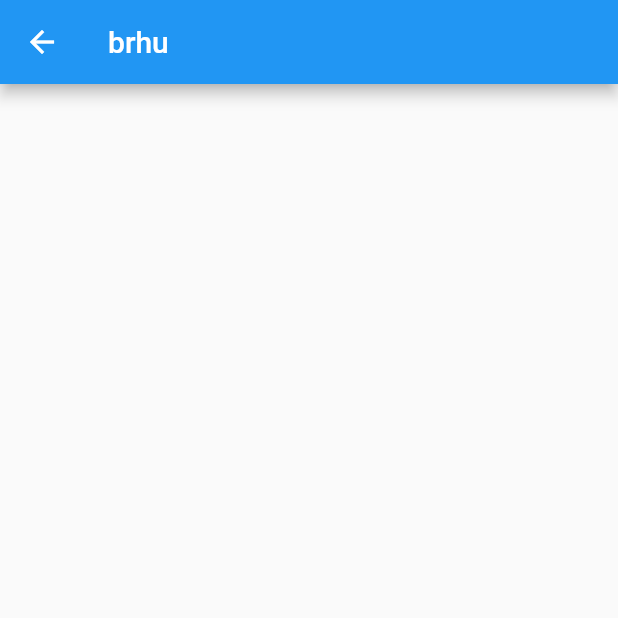
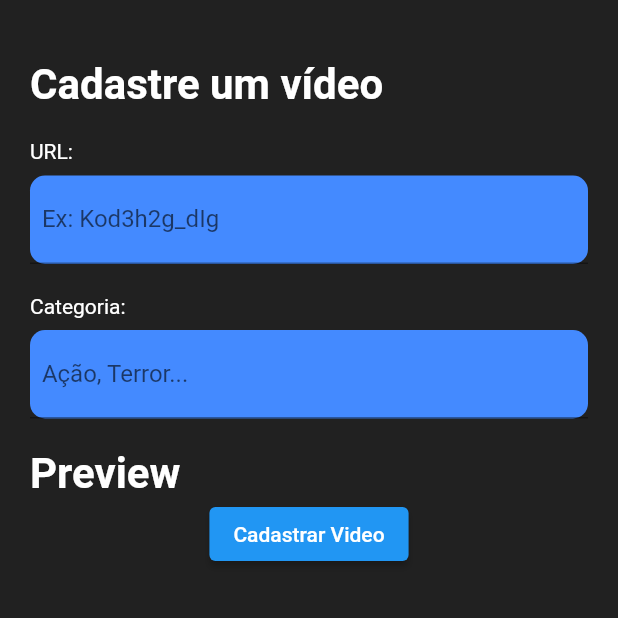
Before and after one commit to Gabrielcavd/mobflix, a Flutter app: the screen it shows after launch, after a tap on the "add" icon, on a phone screen of 412 x 824 dp, the top half of it. Run offline on Flutter 3.47's test engine with Material 2 defaults, Android fonts, the phone set to English and light mode, and no system bars; network calls fail.

```diff
--- a/lib/Widgets/categorie.dart
+++ b/lib/Widgets/categorie.dart
@@ -12,11 +12,11 @@ class categories extends StatelessWidget {
       margin: const EdgeInsets.symmetric(
           horizontal: 10, vertical: 2),
       padding: const EdgeInsets.symmetric(
-          vertical: 5, horizontal: 10),
+          vertical: 8, horizontal: 17),
       decoration: BoxDecoration(
           color: cor,
           borderRadius: BorderRadius.circular(10)),
-      child: Text(texto),
+      child: Text(texto, style: const TextStyle(color: Colors.white),),
     );
   }
 }
--- a/lib/Widgets/homePage.dart
+++ b/lib/Widgets/homePage.dart
@@ -1,9 +1,9 @@
+import 'package:challange_mobile_alura/Widgets/rowVideoCards.dart';
 import 'package:flutter/material.dart';
 import 'highlight.dart';
-import 'videoCard.dart';
-import 'categorie.dart';
 import 'videoRegistrationScreen.dart';
 import 'rowCategories.dart';
+
 
 class homePage extends StatelessWidget {
   const homePage({Key? key}) : super(key: key);
@@ -36,33 +36,13 @@ class homePage extends StatelessWidget {
         color: Colors.black87,
         child: SingleChildScrollView(
           child: Column(
-            children: [
-              const highlight(
+            children: const [
+              highlight(
                   url:
                       'https://img.youtube.com/vi/DotnJ7tTA34/maxresdefault.jpg'),
-              const rowCategories(),
-              Container(
-                padding: EdgeInsets.only(top: 5),
-                child: Column(
-                  children: const [
-                    videoCard(
-                        url:
-                            'https://img.youtube.com/vi/dD264ZjfKlk/maxresdefault.jpg',
-                        categorie:
-                            categories(texto: 'Terror', cor: Colors.yellow)),
-                    videoCard(
-                        url:
-                            'https://img.youtube.com/vi/i6avfCqKcQo/maxresdefault.jpg',
-                        categorie:
-                            categories(texto: 'Ficção', cor: Colors.green)),
-                    videoCard(
-                        url:
-                            'https://img.youtube.com/vi/i6avfCqKcQo/maxresdefault.jpg',
-                        categorie:
-                            categories(texto: 'Ficção', cor: Colors.green))
-                  ],
-                ),
-              ),
+              rowCategories(),
+              //Divider(height: 30, color: Colors.white,),
+              rowVideoCard(),
             ],
           ),
         ),
--- a/lib/Widgets/rowCategories.dart
+++ b/lib/Widgets/rowCategories.dart
@@ -16,7 +16,7 @@ class rowCategories extends StatelessWidget {
             categories(texto: 'Aventura', cor: Colors.redAccent),
             categories(texto: 'Romance', cor: Colors.blueAccent),
             categories(texto: 'Ficção', cor: Colors.green),
-            categories(texto: 'Terror', cor: Colors.yellow),
+            categories(texto: 'Terror', cor: Colors.blueGrey),
           ],
         ),
       ),
--- /dev/null
+++ b/lib/Widgets/rowVideoCards.dart
@@ -0,0 +1,33 @@
+import 'package:challange_mobile_alura/Widgets/videoCard.dart';
+import 'package:flutter/material.dart';
+import 'categorie.dart';
+
+class rowVideoCard extends StatelessWidget {
+  const rowVideoCard({Key? key}) : super(key: key);
+
+  @override
+  Widget build(BuildContext context) {
+    return Container(
+      padding: EdgeInsets.only(top: 5),
+      child: Column(
+        children:  const[
+          videoCard(
+              url:
+              'https://img.youtube.com/vi/dD264ZjfKlk/maxresdefault.jpg',
+              categorie:
+              categories(texto: 'Terror', cor: Colors.blueGrey)),
+          videoCard(
+              url:
+              'https://img.youtube.com/vi/i6avfCqKcQo/maxresdefault.jpg',
+              categorie:
+              categories(texto: 'Ficção', cor: Colors.green)),
+          videoCard(
+              url:
+              'https://img.youtube.com/vi/i6avfCqKcQo/maxresdefault.jpg',
+              categorie:
+              categories(texto: 'Ficção', cor: Colors.green))
+        ],
+      ),
+    );
+  }
+}
--- a/lib/Widgets/videoRegistrationScreen.dart
+++ b/lib/Widgets/videoRegistrationScreen.dart
@@ -6,8 +6,85 @@ class registrationScreen extends StatelessWidget {
   @override
   Widget build(BuildContext context) {
     return Scaffold(
-      appBar: AppBar(
-        title: const Text('brhu'),
+      body: Container(
+        padding:
+            const EdgeInsets.only(top: 40, left: 20, right: 20, bottom: 40),
+        color: Colors.black87,
+        child: Column(
+          mainAxisAlignment: MainAxisAlignment.start,
+          crossAxisAlignment: CrossAxisAlignment.start,
+          children: [
+            const Text(
+              'Cadastre um vídeo',
+              style: TextStyle(
+                fontSize: 28,
+                color: Colors.white,
+                fontWeight: FontWeight.bold,
+              ),
+            ),
+            const Padding(
+              padding: EdgeInsets.only(top: 20, bottom: 8),
+              child: Text(
+                'URL:',
+                style: TextStyle(color: Colors.white),
+              ),
+            ),
+            Container(
+              decoration:
+                  BoxDecoration(borderRadius: BorderRadius.circular(10), color: Colors.blueAccent,),
+              child: const TextField(
+                obscureText: true,
+                decoration: InputDecoration(
+                  //filled: true,
+                  //fillColor: Colors.blueAccent,
+                  //border: OutlineInputBorder(),
+                  labelText: '  Ex: Kod3h2g_dIg',
+                ),
+              ),
+            ),
+            const Padding(
+              padding: EdgeInsets.only(top: 20, bottom: 8),
+              child: Text(
+                'Categoria:',
+                style: TextStyle(color: Colors.white),
+              ),
+            ),
+            Container(
+              decoration:
+              BoxDecoration(borderRadius: BorderRadius.circular(10), color: Colors.blueAccent,),
+              child: const TextField(
+                obscureText: true,
+                decoration: InputDecoration(
+                  //filled: true,
+                  //fillColor: Colors.blueAccent,
+                  //border: OutlineInputBorder(),
+                  labelText: '  Ação, Terror...',
+                ),
+              ),
+            ),
+            const Padding(
+              padding: EdgeInsets.only(top: 20),
+              child: Text(
+                'Preview',
+                style: TextStyle(
+                  fontSize: 28,
+                  color: Colors.white,
+                  fontWeight: FontWeight.bold,
+                ),
+              ),
+            ),
+            Container(
+              alignment: Alignment.center,
+              padding: EdgeInsets.only(bottom: 10),
+              child: ElevatedButton(
+                onPressed: () {
+                  print('oi');
+                },
+                child: Text('Cadastrar Video'),
+              ),
+            ),
+          ],
+        ),
       ),
     );
   }
```
